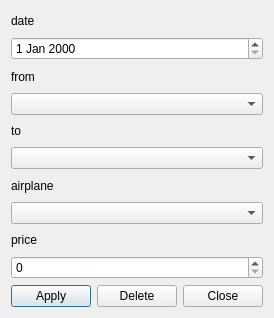
First picture: the form in dialogs/editFlightDialog.ui, repository FFH255/flights, before the edit.
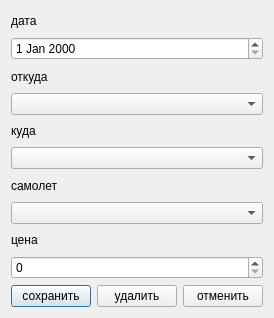
Second picture: the form after the edit.

```diff
--- a/dialogs/editFlightDialog.ui
+++ b/dialogs/editFlightDialog.ui
@@ -21,7 +21,7 @@
        <item>
         <widget class="QLabel" name="label">
          <property name="text">
-          <string>date</string>
+          <string>дата</string>
          </property>
         </widget>
        </item>
@@ -35,7 +35,7 @@
        <item>
         <widget class="QLabel" name="label_2">
          <property name="text">
-          <string>from</string>
+          <string>откуда</string>
          </property>
         </widget>
        </item>
@@ -49,7 +49,7 @@
        <item>
         <widget class="QLabel" name="label_3">
          <property name="text">
-          <string>to</string>
+          <string>куда</string>
          </property>
         </widget>
        </item>
@@ -63,7 +63,7 @@
        <item>
         <widget class="QLabel" name="label_4">
          <property name="text">
-          <string>airplane</string>
+          <string>самолет</string>
          </property>
         </widget>
        </item>
@@ -77,7 +77,7 @@
        <item>
         <widget class="QLabel" name="label_5">
          <property name="text">
-          <string>price</string>
+          <string>цена</string>
          </property>
         </widget>
        </item>
@@ -95,21 +95,21 @@
        <item>
         <widget class="QPushButton" name="applyPushButton">
          <property name="text">
-          <string>Apply</string>
+          <string>сохранить</string>
          </property>
         </widget>
        </item>
        <item>
         <widget class="QPushButton" name="deletePushButton">
          <property name="text">
-          <string>Delete</string>
+          <string>удалить</string>
          </property>
         </widget>
        </item>
        <item>
         <widget class="QPushButton" name="ClosePushButton">
          <property name="text">
-          <string>Close</string>
+          <string>отменить</string>
          </property>
         </widget>
        </item>
```
